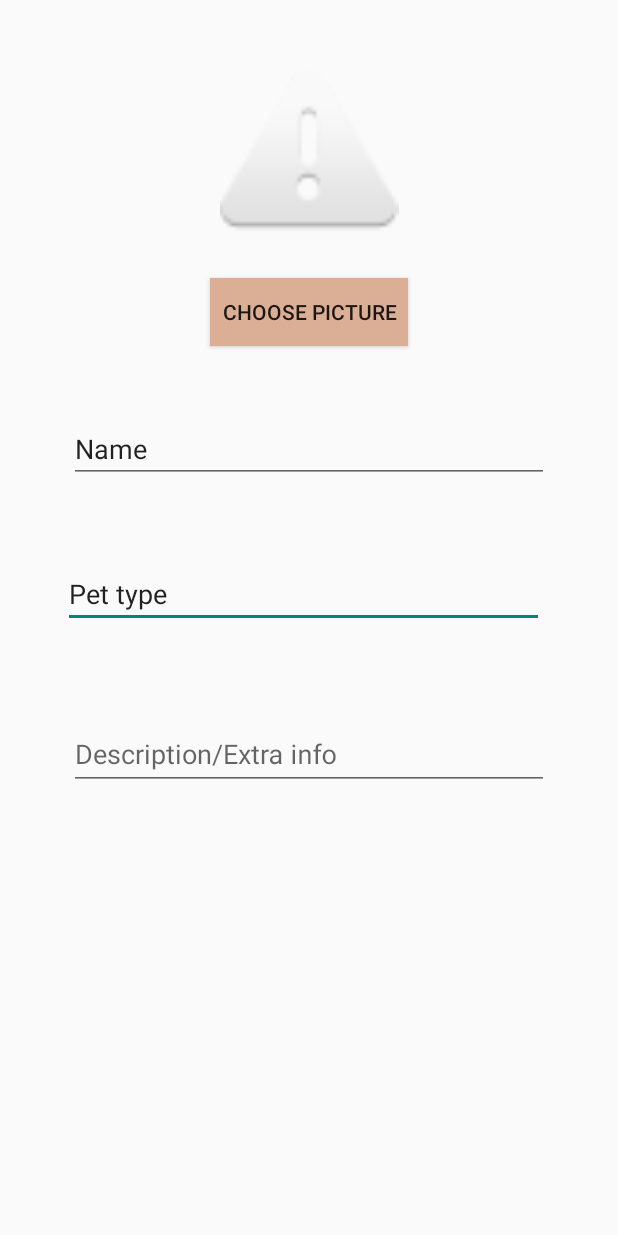
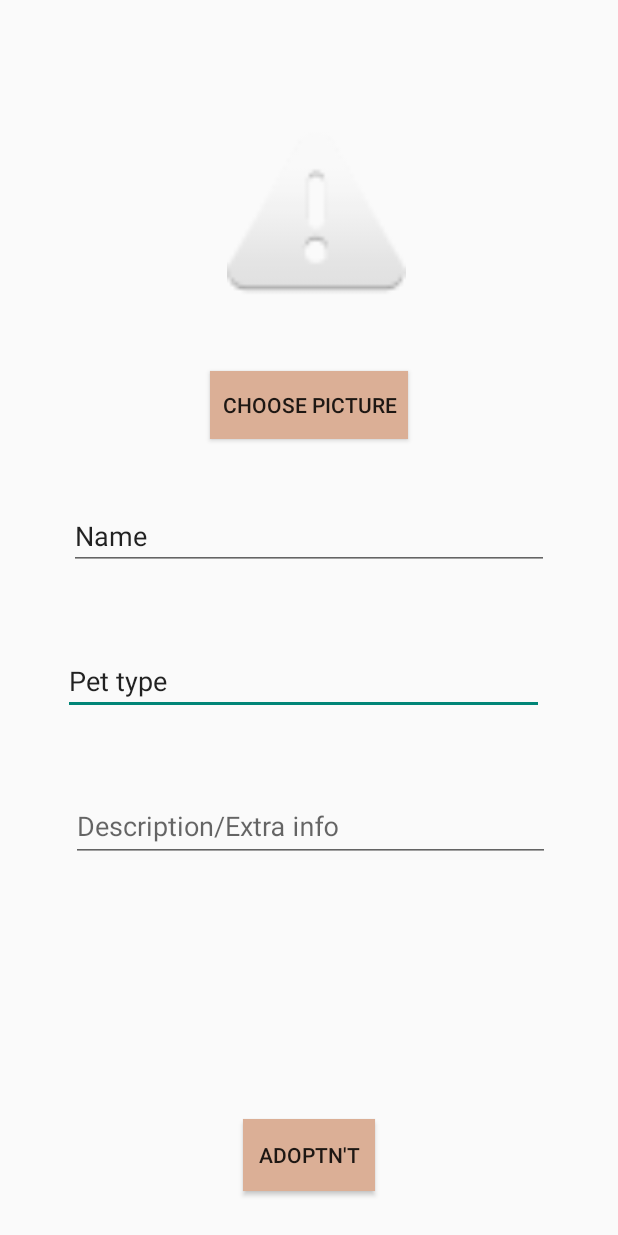
Before and after one commit to cristinapope/msaApp, an Android app: the layout activity_add_pet.xml on its own in the app's theme, with its tools: preview values and no code run, on a phone screen of 412 x 824 dp. Run offline under Robolectric (Android 15) with nearby library versions, the phone set to English and light mode, and no system bars.

Commit message:
Added buttons logic with some small modifications

```diff
--- a/app/src/main/java/com/example/adoptapp/AddPetActivity.java
+++ b/app/src/main/java/com/example/adoptapp/AddPetActivity.java
@@ -34,6 +34,7 @@ import com.squareup.picasso.Picasso;
 
 import java.util.HashMap;
 
+//add firebase things..
 
 public class AddPetActivity extends AppCompatActivity {
     private Button pickImage;
--- a/app/src/main/res/layout/activity_add_pet.xml
+++ b/app/src/main/res/layout/activity_add_pet.xml
@@ -27,9 +27,10 @@
         android:layout_alignParentStart="true"
         android:layout_alignParentTop="true"
         android:layout_alignParentEnd="true"
-        android:layout_marginStart="131dp"
-        android:layout_marginTop="44dp"
-        android:layout_marginEnd="131dp"
+        android:layout_centerHorizontal="true"
+        android:layout_marginStart="136dp"
+        android:layout_marginTop="86dp"
+        android:layout_marginEnd="126dp"
         app:srcCompat="@android:drawable/ic_dialog_alert" />
 
     <Button
@@ -38,7 +39,7 @@
         android:layout_height="45dp"
         android:layout_below="@+id/petPicture"
         android:layout_centerHorizontal="true"
-        android:layout_marginTop="22dp"
+        android:layout_marginTop="42dp"
         android:background="@color/buttonColor"
         android:text="Choose picture"
         app:layout_constraintBottom_toBottomOf="parent"
@@ -52,7 +53,7 @@
         android:layout_alignParentStart="true"
         android:layout_alignParentEnd="true"
         android:layout_marginStart="46dp"
-        android:layout_marginTop="46dp"
+        android:layout_marginTop="42dp"
         android:layout_marginEnd="46dp"
         android:ems="10"
         android:inputType="textPersonName"
@@ -60,15 +61,17 @@
 
     <com.google.android.material.textfield.TextInputLayout
         android:layout_width="320dp"
+        android:id="@+id/editTextTextPetDescription"
         android:layout_height="152dp"
         android:layout_below="@+id/editTextTextPetType"
         android:layout_alignParentStart="true"
         android:layout_alignParentEnd="true"
         android:layout_alignParentBottom="true"
-        android:layout_marginStart="46dp"
-        android:layout_marginTop="52dp"
-        android:layout_marginEnd="46dp"
-        android:layout_marginBottom="110dp">
+        android:layout_centerHorizontal="true"
+        android:layout_marginStart="47dp"
+        android:layout_marginTop="42dp"
+        android:layout_marginEnd="45dp"
+        android:layout_marginBottom="117dp">
 
         <com.google.android.material.textfield.TextInputEditText
             android:layout_width="match_parent"
@@ -76,5 +79,15 @@
             android:hint="Description/Extra info" />
     </com.google.android.material.textfield.TextInputLayout>
 
+    <Button
+        android:id="@+id/adoptntButtonAddPetScreen"
+        android:layout_width="wrap_content"
+        android:layout_height="wrap_content"
+        android:layout_alignParentBottom="true"
+        android:layout_centerHorizontal="true"
+        android:background="@color/buttonColor"
+        android:layout_marginBottom="30dp"
+        android:text="Adoptn't" />
+
 
 </RelativeLayout>
--- a/app/src/main/res/values/strings.xml
+++ b/app/src/main/res/values/strings.xml
@@ -2,4 +2,6 @@
     <string name="app_name">AdoptApp</string>
     <string name="back_button">Back</string>
     <string name="adopn_tButton">ADOPN\'T</string>
+    <string name="last_added">LAST ADDED</string>
+    <string name="find_out_more">FIND OUT MORE</string>
 </resources>
```
Also changed, not shown: app/src/main/java/com/example/adoptapp/OpeningScreen.java (+14 -0 lines), app/src/main/res/layout/activity_opening_screen.xml (+4 -4 lines).
